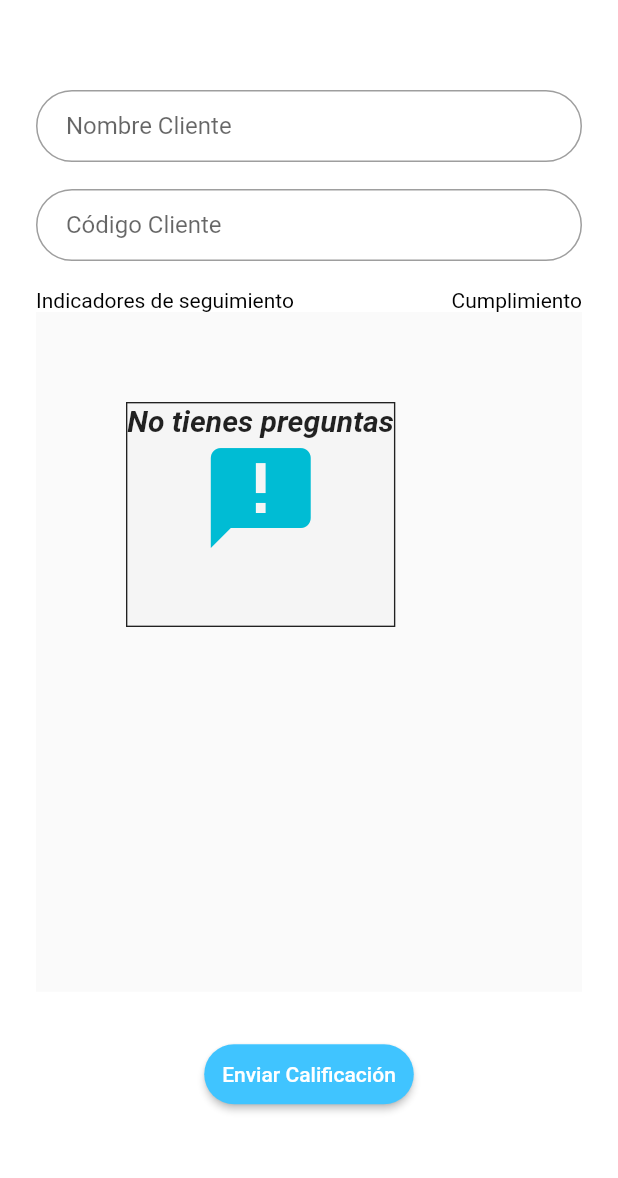
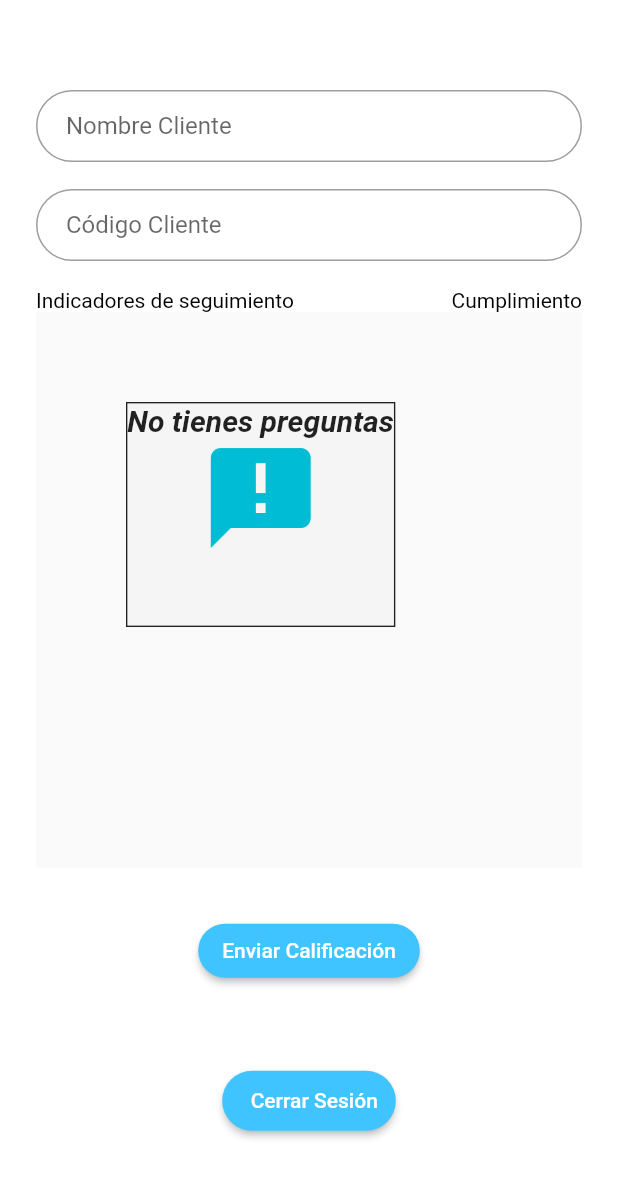
Before and after one commit to famitiendas/DiegoApp, a Flutter app: the Menu screen opened by its route, after a tap on "Calificar Cliente", on a phone screen of 412 x 824 dp. Shown: the top 1178 px of the screen. Run offline on Flutter 3.47's test engine with Material 2 defaults, Android fonts, the phone set to English and light mode, and no system bars; our stand-ins replace cloud_firestore, localstorage; missing offline and left inert: onesignal; accounts and stored records are empty.

Commit message:
cambios en notificaciones y agregar botón cerrar sesión

```diff
--- a/lib/com/famitiendas/src/entities/notification_data.dart
+++ b/lib/com/famitiendas/src/entities/notification_data.dart
@@ -3,16 +3,17 @@ class NotificationData{
     String fecha;
     String nombreAsesor;
     int numeroVisitas;
+    String vendedor;
 
 
-
-    NotificationData(this.fecha,this.nombreAsesor,this.numeroVisitas);
-    NotificationData.toSave(this.fecha,this.nombreAsesor,this.numeroVisitas);
+    NotificationData(this.fecha,this.nombreAsesor,this.numeroVisitas,this.vendedor);
+    NotificationData.toSave(this.fecha,this.nombreAsesor,this.numeroVisitas,this.vendedor);
 
       toJson()=>{
         "fecha": fecha,
         "nombreAsesor":nombreAsesor,
-        "numeroVisitas":numeroVisitas
+        "numeroVisitas":numeroVisitas,
+        "vendedor":vendedor
       };
 
 
--- a/lib/com/famitiendas/src/utils/Notifications.dart
+++ b/lib/com/famitiendas/src/utils/Notifications.dart
@@ -6,11 +6,13 @@ import 'package:onesignal/onesignal.dart';
 class NotificationManager {
   void handleSendNotification(String fecha, String nombreAsesor,
       int numeroVisitas, var playerID, String idDocumento) async {
+    LocalStorage storage = new LocalStorage('famitiendas');
     var data = {
       "fecha": fecha,
-      "nombreAsesor": nombreAsesor,
+      "nombreAsesor": storage.getItem("user"),
       "numeroVisitas": numeroVisitas,
-      "idDocumento": idDocumento
+      "idDocumento": idDocumento,
+      "vendedor": nombreAsesor
     };
 
     var imgUrlString =
--- a/lib/com/famitiendas/src/widgets/CalificarCliente.dart
+++ b/lib/com/famitiendas/src/widgets/CalificarCliente.dart
@@ -6,6 +6,7 @@ import 'package:famitiendas_distribuciones/com/famitiendas/src/widgets/Notif.dar
 import 'package:flutter/material.dart';
 
 import 'Dialogs.dart';
+import 'login_screen.dart';
 
 class CalificaCliente extends StatefulWidget {
   CalificaCliente({Key key}) : super(key: key);
@@ -126,10 +127,27 @@ class _CalificaClienteState extends State<CalificaCliente> {
         onPressed: () {
           calificarClient();
         },
+        color: Colors.lightBlueAccent,
+        child:
+            Text('Enviar Calificación', style: TextStyle(color: Colors.white)),
+      ),
+    );
+
+    final cerrarSesion = Padding(
+      padding: EdgeInsets.symmetric(vertical: 26.0),
+      child: RaisedButton(
+        shape: RoundedRectangleBorder(
+          borderRadius: BorderRadius.circular(24),
+        ),
+        onPressed: () {
+          Navigator.of(contexto).pushReplacement(MaterialPageRoute(builder: (contexto) {
+              return new LoginScreen(); //ResultadoInicial
+            }));
+        },
         padding: EdgeInsets.all(12),
         color: Colors.lightBlueAccent,
         child:
-            Text('Enviar Calificación', style: TextStyle(color: Colors.white)),
+            Text('  Cerrar Sesión', style: TextStyle(color: Colors.white)),
       ),
     );
     final headerOptions = Row(
@@ -149,7 +167,7 @@ class _CalificaClienteState extends State<CalificaCliente> {
     );
     var entradas = 0;
     final listado = Container(
-        height: MediaQuery.of(context).size.height * 0.55,
+        height: MediaQuery.of(context).size.height * 0.45,
         child: StreamBuilder(
             stream: Firestore.instance.collection("preguntas").snapshots(),
             builder: (BuildContext context, AsyncSnapshot snapshot) {
@@ -303,7 +321,9 @@ class _CalificaClienteState extends State<CalificaCliente> {
                   headerOptions,
                   listado,
                   SizedBox(height: 5),
-                  loginButton
+                  loginButton,
+                  SizedBox(width: 5),
+                  cerrarSesion
                 ],
               ),
             ),
--- a/lib/com/famitiendas/src/widgets/Dialogs.dart
+++ b/lib/com/famitiendas/src/widgets/Dialogs.dart
@@ -119,8 +119,9 @@ class Dialogs {
               child: new Text("Aceptar"),
               onPressed: () {
                 Navigator.of(context).pop();
+                LocalStorage storage = new LocalStorage('famitiendas');
                 NotificationData notificationData = new NotificationData.toSave(
-                    DateTime.now().toString(), nombre, visitas);
+                    DateTime.now().toString(), storage.getItem("user"), visitas,nombre);
                 saveNotifications(notificationData);
                 Firestore.instance
                     .collection('calificaciones')
@@ -157,7 +158,6 @@ class Dialogs {
                 });
 
                 //aqui va el metodo
-                LocalStorage storage = new LocalStorage('famitiendas');
                 if (storage.getItem("admin")) {
                   Navigator.of(contexto)
                       .pushReplacement(MaterialPageRoute(builder: (contexto) {
--- a/lib/com/famitiendas/src/widgets/login_screen.dart
+++ b/lib/com/famitiendas/src/widgets/login_screen.dart
@@ -106,7 +106,7 @@ class _LoginScreenState extends State<LoginScreen> {
               ),
             ),
             SizedBox(
-              height: 170.0,
+              height: 130.0,
             ),
             Image.asset('assets/logo.png')
           ],
--- a/lib/com/famitiendas/src/widgets/menu.dart
+++ b/lib/com/famitiendas/src/widgets/menu.dart
@@ -1,6 +1,7 @@
 import 'package:cloud_firestore/cloud_firestore.dart';
 import 'package:famitiendas_distribuciones/com/famitiendas/src/entities/push_deliver.dart';
 import 'package:famitiendas_distribuciones/com/famitiendas/src/widgets/Dialogs.dart';
+import 'package:famitiendas_distribuciones/com/famitiendas/src/widgets/login_screen.dart';
 import 'package:famitiendas_distribuciones/com/famitiendas/src/widgets/notificaciones.dart';
 import 'package:flutter/material.dart';
 import 'package:localstorage/localstorage.dart';
@@ -187,6 +188,42 @@ class _MenuState extends State<Menu> {
           )),
     );
 
+final cerrarSesion = Padding(
+      padding: EdgeInsets.symmetric(vertical: 12.0),
+      child: RaisedButton(
+          shape: new RoundedRectangleBorder(
+              borderRadius: new BorderRadius.circular(16.0)),
+          onPressed: () {
+            Navigator.of(contexto).pushReplacement(MaterialPageRoute(builder: (contexto) {
+              return new LoginScreen(); //ResultadoInicial
+            }));
+          },
+          padding: EdgeInsets.all(12),
+          color: Colors.lightBlueAccent,
+          child: new Container(
+            height: 80.0,
+            width: 220.0,
+            child: new Row(
+              crossAxisAlignment: CrossAxisAlignment.center,
+              children: <Widget>[
+                new Column(
+                  children: <Widget>[
+                    SizedBox(
+                      height: 18.0,
+                    ),
+                    new Padding(
+                      padding: EdgeInsets.only(left: 14.0, top: 10.0),
+                      child: new Text('  Cerrar Sesión',
+                          style:
+                              TextStyle(color: Colors.white, fontSize: 18.0)),
+                    ),
+                  ],
+                )
+              ],
+            ),
+          )),
+    );
+
     return Scaffold(
       body: new Center(
         child: new Column(
@@ -196,7 +233,8 @@ class _MenuState extends State<Menu> {
             ),
             calificarClientew,
             notificaciones,
-            resultados
+            resultados,
+            cerrarSesion
           ],
         ),
       ),
```
Also changed, not shown: lib/com/famitiendas/src/widgets/notificaciones.dart (+23 -5 lines).
